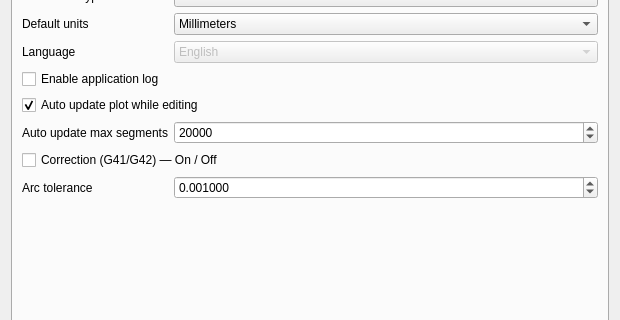
Above: app/ui/generated/options.ui from MaestroFusion360/easy_gcode_plot before the change; both pictures show x 0 to 620 and y 89 to 409 of the 620 by 650 pixel window. Below: the same form after it.
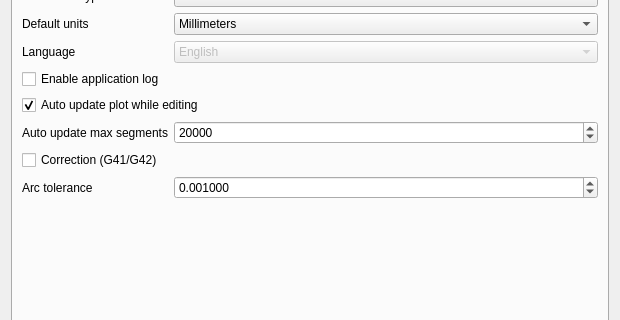
That is the form after the change.

The edit to the form file:
```diff
--- a/app/ui/generated/options.ui
+++ b/app/ui/generated/options.ui
@@ -20,7 +20,7 @@
       <item row="5" column="0" colspan="2"><widget class="QCheckBox" name="autoUpdateCheck"><property name="text"><string>Auto update plot while editing</string></property><property name="checked"><bool>true</bool></property></widget></item>
       <item row="6" column="0"><widget class="QLabel" name="autoUpdateMaxSegmentsLabel"><property name="text"><string>Auto update max segments</string></property></widget></item>
       <item row="6" column="1"><widget class="QSpinBox" name="autoUpdateMaxSegmentsSpin"><property name="toolTip"><string>Trajectories with more sampled segments require the manual Update action</string></property><property name="minimum"><number>1000</number></property><property name="maximum"><number>5000000</number></property><property name="singleStep"><number>5000</number></property><property name="value"><number>20000</number></property></widget></item>
-      <item row="7" column="0" colspan="2"><widget class="QCheckBox" name="correctionCheck"><property name="text"><string>Correction (G41/G42) — On / Off</string></property></widget></item>
+      <item row="7" column="0" colspan="2"><widget class="QCheckBox" name="correctionCheck"><property name="text"><string>Correction (G41/G42)</string></property></widget></item>
       <item row="8" column="0"><widget class="QLabel" name="arcToleranceLabel"><property name="text"><string>Arc tolerance</string></property></widget></item>
       <item row="8" column="1"><widget class="QDoubleSpinBox" name="arcToleranceSpin"><property name="decimals"><number>6</number></property><property name="minimum"><double>0.000001</double></property><property name="maximum"><double>10.000000</double></property><property name="value"><double>0.001000</double></property></widget></item>
      </layout>
```
